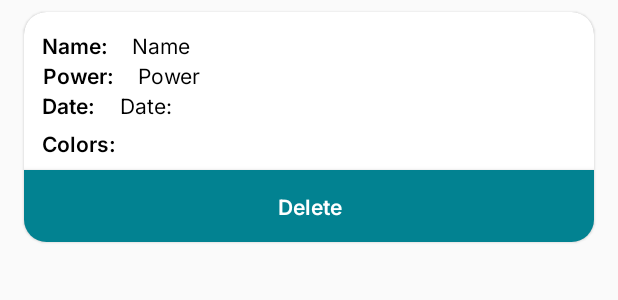
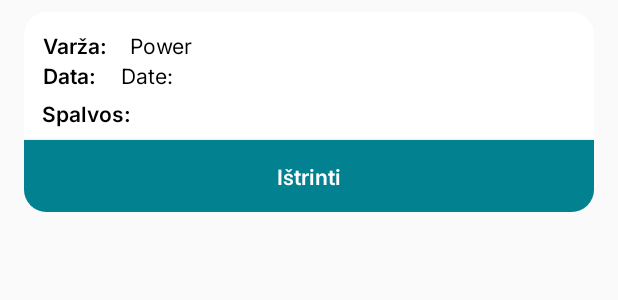
Before and after one commit to adoringdo/AppProject2024, an Android app: the layout power_set_item.xml on its own in the app's theme, with its tools: preview values and no code run, on a phone screen of 412 x 824 dp. Shown: the top 300 px of the screen. Run offline under Robolectric (Android 15) with nearby library versions, the phone set to English and light mode, and no system bars.

Commit message:
final push

```diff
--- a/app/src/main/java/com/example/apppojektas/MainActivity.java
+++ b/app/src/main/java/com/example/apppojektas/MainActivity.java
@@ -181,7 +181,7 @@ public class MainActivity extends AppCompatActivity implements CustomSpinner.OnS
 
                 PowerSet powerSet = new PowerSet(name, power, date, colors);
                 powerSetManager.savePowerSet(powerSet);
-                Toast.makeText(MainActivity.this, "Power set added successfully!", Toast.LENGTH_SHORT).show();
+                //Toast.makeText(MainActivity.this, "Power set added successfully!", Toast.LENGTH_SHORT).show();
 
 
             }
--- a/app/src/main/res/layout/activity_history.xml
+++ b/app/src/main/res/layout/activity_history.xml
@@ -25,7 +25,7 @@
         <TextView
             android:layout_width="wrap_content"
             android:layout_height="wrap_content"
-            android:text="History"
+            android:text="Istorija"
             android:textColor="@color/black"
             android:textSize="@dimen/text_L"
             android:layout_centerInParent="true"
--- a/app/src/main/res/layout/activity_main.xml
+++ b/app/src/main/res/layout/activity_main.xml
@@ -216,7 +216,7 @@
             android:button="@android:color/transparent"
             android:checked="true"
             android:gravity="center"
-            android:text="Four"
+            android:text="Keturi"
             android:textColor="@color/radio_text_selector"
             android:textSize="@dimen/text_M"
             android:fontFamily="@font/inter_medium"
@@ -231,7 +231,7 @@
             android:button="@android:color/transparent"
             android:checked="false"
             android:gravity="center"
-            android:text="Five"
+            android:text="Penki"
             android:textColor="@color/radio_text_selector"
             android:textSize="@dimen/text_M"
             android:fontFamily="@font/inter_medium"
@@ -246,7 +246,7 @@
             android:button="@android:color/transparent"
             android:checked="false"
             android:gravity="center"
-            android:text="Six"
+            android:text="Šeši"
             android:textColor="@color/radio_text_selector"
             android:textSize="@dimen/text_M"
             android:fontFamily="@font/inter_medium"/>
--- a/app/src/main/res/layout/power_set_item.xml
+++ b/app/src/main/res/layout/power_set_item.xml
@@ -33,7 +33,8 @@
                     android:textColor="@color/black"
                     android:textSize="@dimen/text_M"
                     android:gravity="center"
-                    android:fontFamily="@font/inter_semibold"/>
+                    android:fontFamily="@font/inter_semibold"
+                    android:visibility="gone"/>
 
                 <TextView
                     android:id="@+id/nameTextView"
@@ -44,7 +45,8 @@
                     android:textSize="@dimen/text_M"
                     android:gravity="center"
                     android:fontFamily="@font/inter"
-                    android:layout_marginStart="@dimen/normal_margin"/>
+                    android:layout_marginStart="@dimen/normal_margin"
+                    android:visibility="gone"/>
 
             </LinearLayout>
 
@@ -57,7 +59,7 @@
                 <TextView
                     android:layout_width="wrap_content"
                     android:layout_height="wrap_content"
-                    android:text="Power:"
+                    android:text="Varža:"
                     android:textColor="@color/black"
                     android:textSize="@dimen/text_M"
                     android:gravity="center"
@@ -85,7 +87,7 @@
                 <TextView
                     android:layout_width="wrap_content"
                     android:layout_height="wrap_content"
-                    android:text="Date:"
+                    android:text="Data:"
                     android:textColor="@color/black"
                     android:textSize="@dimen/text_M"
                     android:gravity="center"
@@ -116,7 +118,7 @@
                 <TextView
                     android:layout_width="wrap_content"
                     android:layout_height="wrap_content"
-                    android:text="Colors:"
+                    android:text="Spalvos:"
                     android:textColor="@color/black"
                     android:textSize="@dimen/text_M"
                     android:gravity="center"
@@ -135,7 +137,7 @@
                 android:id="@+id/deleteButton"
                 android:layout_width="match_parent"
                 android:layout_height="wrap_content"
-                android:text="Delete"
+                android:text="Ištrinti"
                 android:textColor="@color/white"
                 android:fontFamily="@font/inter_semibold"
                 android:textAllCaps="false"
```
